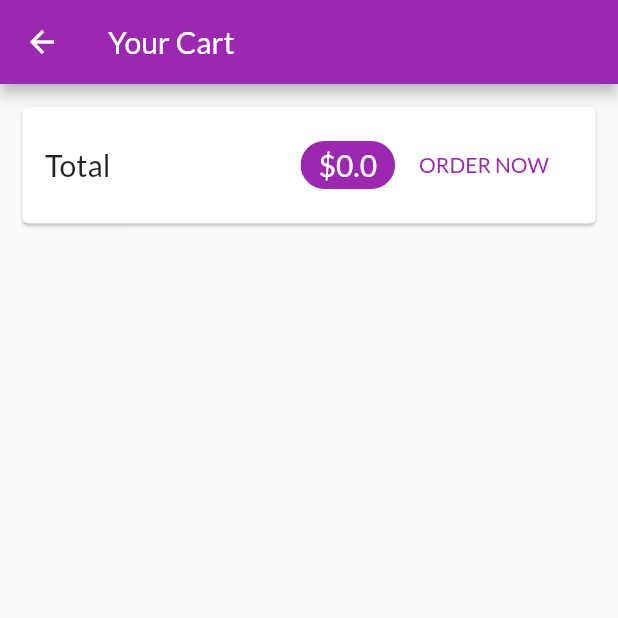
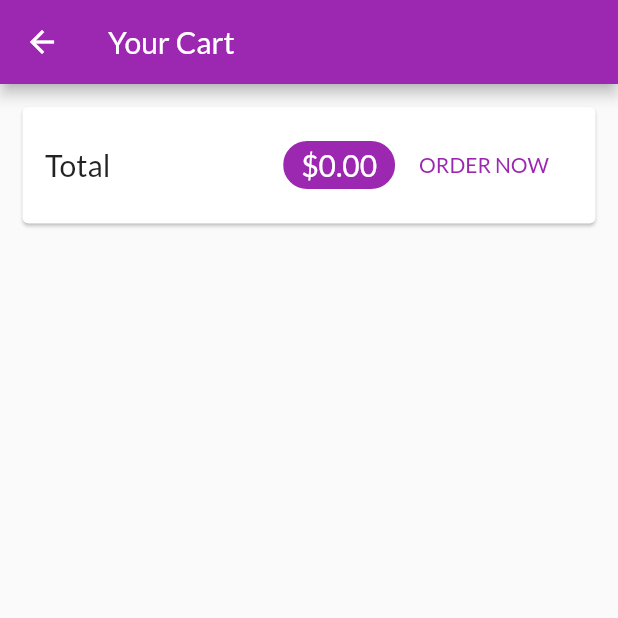
Before and after one commit to dahnny/ShopRight, a Flutter app: the CartScreen screen opened by its route, after a tap on "ORDER NOW", on a phone screen of 412 x 824 dp, the top half of it. Run offline on Flutter 3.47's test engine with Material 2 defaults, Android fonts, the phone set to English and light mode, and no system bars; network calls fail.

Commit message:
OrdersDetails

```diff
--- a/lib/main.dart
+++ b/lib/main.dart
@@ -4,6 +4,7 @@ import 'package:shop_app/providers/cart.dart';
 import 'package:shop_app/providers/orders.dart';
 import 'package:shop_app/providers/products_provider.dart';
 import 'package:shop_app/screens/cart_screen.dart';
+import 'package:shop_app/screens/orders_screen.dart';
 import 'package:shop_app/screens/product_detail_screen.dart';
 import 'package:shop_app/screens/products_overview_screen.dart';
 
@@ -33,7 +34,8 @@ class MyApp extends StatelessWidget {
         routes: {
 //          Define the routes in the mai.dart file
           ProductDetailScreen.routeName: (context) => ProductDetailScreen(),
-          CartScreen.routeName: (context) => CartScreen()
+          CartScreen.routeName: (context) => CartScreen(),
+          OrdersScreen.routeName: (context) => OrdersScreen()
         },
         home: ProductsOverviewScreen(),
       ),
--- a/lib/providers/cart.dart
+++ b/lib/providers/cart.dart
@@ -23,6 +23,7 @@ class Cart with ChangeNotifier {
     return {..._items};
   }
 
+  //This goes through the items in the map and gets the total amount
   double get totalAmount{
     var total = 0.0;
     _items.forEach((key, cartItem){
@@ -63,6 +64,7 @@ class Cart with ChangeNotifier {
   }
   void clear(){
     _items = {};
+    notifyListeners();
   }
 
   int get itemCount {
--- a/lib/screens/cart_screen.dart
+++ b/lib/screens/cart_screen.dart
@@ -30,7 +30,7 @@ class CartScreen extends StatelessWidget {
                   Spacer(),
                   Chip(
                     label: Text(
-                      '\$${cart.totalAmount.toString()}',
+                      '\$${cart.totalAmount.toStringAsFixed(2)}',
                       style: Theme.of(context).primaryTextTheme.title,
                     ),
                     backgroundColor: Theme.of(context).primaryColor,
--- a/lib/screens/orders_screen.dart
+++ b/lib/screens/orders_screen.dart
@@ -2,9 +2,11 @@ import 'package:flutter/material.dart';
 import 'package:provider/provider.dart';
 import 'package:shop_app/providers/orders.dart';
 import 'package:shop_app/providers/orders.dart';
+import 'package:shop_app/widgets/app_drawer.dart';
 import 'package:shop_app/widgets/order_item.dart' as ord;
 
 class OrdersScreen extends StatelessWidget {
+  static const routeName = '/orders';
   @override
   Widget build(BuildContext context) {
     final orderData = Provider.of<Orders>(context);
@@ -12,6 +14,7 @@ class OrdersScreen extends StatelessWidget {
       appBar: AppBar(
         title: Text('Your Orders'),
       ),
+      drawer: AppDrawer(),
       body: ListView.builder(itemBuilder: (ctx, i) => ord.OrderItem(orderData.orders[i]),
         itemCount: orderData.orders.length,),
     );
--- a/lib/screens/products_overview_screen.dart
+++ b/lib/screens/products_overview_screen.dart
@@ -2,6 +2,7 @@ import 'package:flutter/material.dart';
 import 'package:provider/provider.dart';
 import 'package:shop_app/providers/cart.dart';
 import 'package:shop_app/screens/cart_screen.dart';
+import 'package:shop_app/widgets/app_drawer.dart';
 import 'package:shop_app/widgets/badge.dart';
 import 'package:shop_app/widgets/products_grid.dart';
 
@@ -65,6 +66,8 @@ class _ProductsOverviewScreenState extends State<ProductsOverviewScreen> {
         title: Text(
           'MyShop',
         )),
+    drawer: AppDrawer(),
+//    This passes the boolean value of the favorite status
     body: ProductsGrid(_showOnlyFavorites),
     );
     }
--- a/lib/widgets/order_item.dart
+++ b/lib/widgets/order_item.dart
@@ -1,11 +1,20 @@
+import 'dart:math';
+
 import 'package:flutter/material.dart';
 import 'package:intl/intl.dart';
 import 'package:shop_app/providers/orders.dart' as ord;
 
-class OrderItem extends StatelessWidget {
+class OrderItem extends StatefulWidget {
   final ord.OrderItem order;
 
   OrderItem(this.order);
+
+  @override
+  _OrderItemState createState() => _OrderItemState();
+}
+
+class _OrderItemState extends State<OrderItem> {
+  var _expanded = false;
 
   @override
   Widget build(BuildContext context) {
@@ -14,12 +23,41 @@ class OrderItem extends StatelessWidget {
       child: Column(
         children: <Widget>[
           ListTile(
-            title: Text("\$${order.amount}"),
-            subtitle:
-                Text(DateFormat('dd MM yyyy hh:mm').format(order.dateTime)),
-            trailing:
-                IconButton(icon: Icon(Icons.expand_more), onPressed: () {}),
-          )
+            title: Text("\$${widget.order.amount}"),
+            subtitle: Text(
+                DateFormat('dd/MM/yyyy hh:mm').format(widget.order.dateTime)),
+            trailing: IconButton(
+                icon: _expanded
+                    ? Icon(Icons.expand_more)
+                    : Icon(Icons.expand_less),
+                onPressed: () {
+                  setState(() {
+                    _expanded = !_expanded;
+                  });
+                }),
+          ),
+          if(_expanded)
+          Container(
+              padding: EdgeInsets.symmetric(horizontal: 15, vertical: 8),
+              height: min(widget.order.items.length * 20.0 + 30, 100),
+              child: ListView(
+                  children: widget.order.items
+                      .map((prod) => Row(
+                            mainAxisAlignment: MainAxisAlignment.spaceBetween,
+                            children: <Widget>[
+                              Text(
+                                prod.title,
+                                style: TextStyle(
+                                    fontSize: 18, fontWeight: FontWeight.bold),
+                              ),
+                              Text(
+                                "${prod.quantity}x \$${prod.price}",
+                                style:
+                                    TextStyle(fontSize: 18, color: Colors.grey),
+                              )
+                            ],
+                          ))
+                      .toList()))
         ],
       ),
     );
```
Also changed, not shown: lib/widgets/app_drawer.dart (added, +34 -0 lines).
